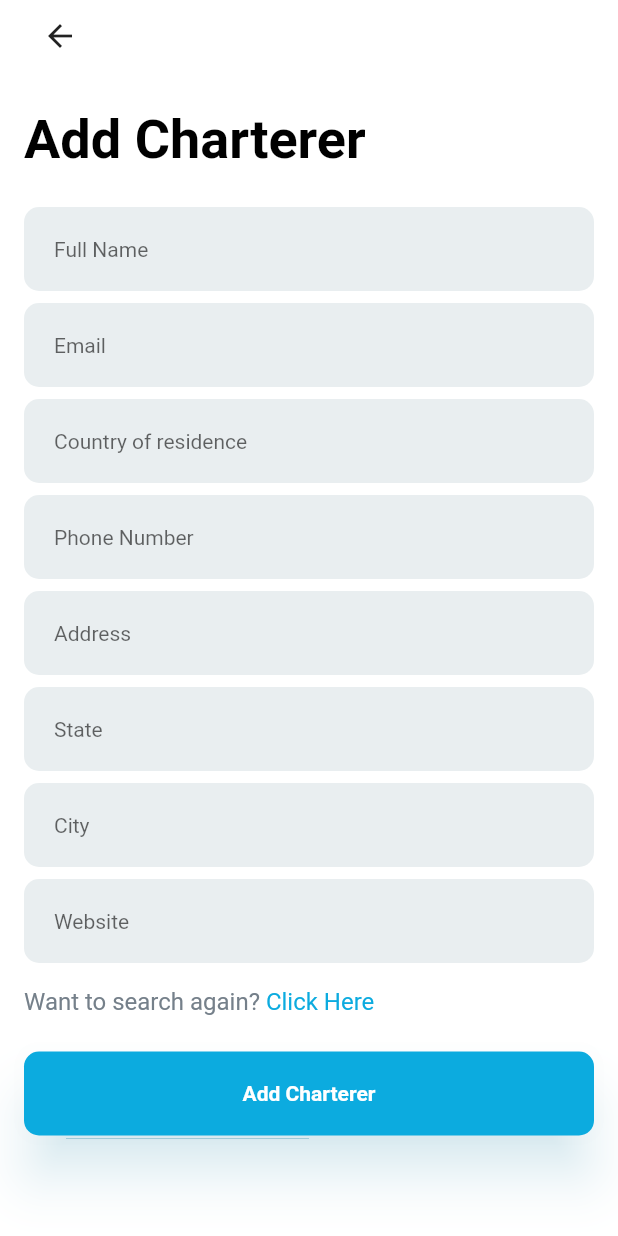
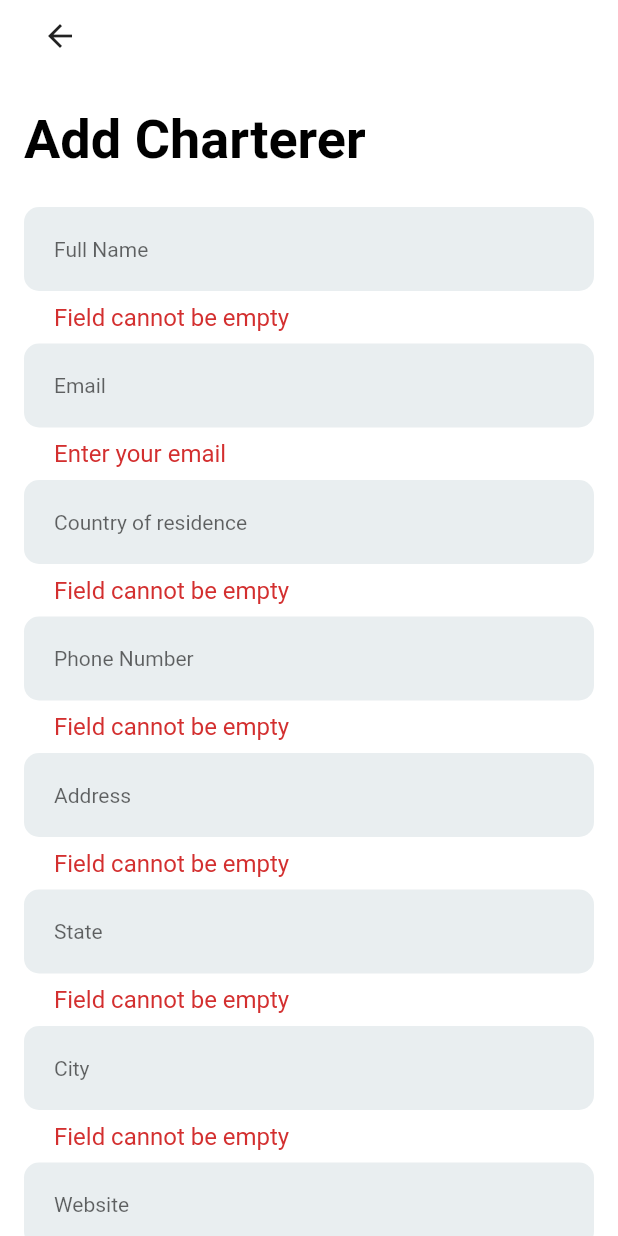
Before and after one commit to iamsahilsonawane/charterer_test_demo, a Flutter app: the AddChartererPage screen opened by its route, after a tap on "Add Charterer", on a phone screen of 412 x 824 dp. Run offline on Flutter 3.47's test engine with Material 2 defaults, Android fonts, the light colour scheme and no system bars; our stand-ins replace dio, equatable, flutter_bloc, get_it, shared_preferences; accounts and stored records are empty.

Commit message:
feat: add charterer

```diff
--- /dev/null
+++ b/lib/app_utils.dart
@@ -0,0 +1,95 @@
+import 'package:flutter/material.dart';
+
+class AppUtils {
+  static Future<void> getDatePicker(BuildContext context,
+      {required DateTime initialDate,
+      required Function(DateTime date) onDatePicked,
+      DateTime? firstDate}) async {
+    final DateTime? picked = await showDatePicker(
+        context: context,
+        initialDate: initialDate,
+        firstDate: firstDate ?? DateTime.now(),
+        lastDate: DateTime(2100));
+    if (picked != null && picked != initialDate) onDatePicked(picked);
+  }
+
+  static bool emailValidation(String value) {
+    final validEmail = RegExp(r"^[a-zA-Z0-9.]+@[a-zA-Z0-9]+\.[a-zA-Z]+");
+    return validEmail.hasMatch(value);
+  }
+
+  static String? fieldEmpty(String? value) {
+    if (value!.isNotEmpty) {
+      return null;
+    } else {
+      return "Field cannot be empty";
+    }
+  }
+
+  static bool numericValidation(String value) {
+    final validNum = RegExp(r"^[1-9]\d*(\.\d+)?$");
+    return validNum.hasMatch(value);
+  }
+
+  static String? emailValidate(String? value) {
+    if (value!.isNotEmpty) {
+      if (emailValidation(value.trim())) {
+        return null;
+      } else {
+        return "Invalid Email";
+      }
+    } else {
+      return "Enter your email";
+    }
+  }
+
+  static String? numberValidate(String? value) {
+    if (value!.isNotEmpty) {
+      if (numericValidation(value.trim())) {
+        return null;
+      } else {
+        return "Invalid Number";
+      }
+    } else {
+      return "Field cannot be empty";
+    }
+  }
+
+  static String? passwordValidate(String? value) {
+    if (value!.isNotEmpty) {
+      if (value.length < 6) {
+        return "Password must be at least 6 characters";
+      } else {
+        return null;
+      }
+    } else {
+      return "Enter your password";
+    }
+  }
+
+  static String? passwordValidateWithEquality(String? value, String? value2) {
+    if (value!.isNotEmpty) {
+      if (value.length < 6) {
+        return "Password must be at least 6 characters";
+      } else if (value != value2) {
+        return "Passwords do not match";
+      } else {
+        return null;
+      }
+    } else {
+      return "Enter your password";
+    }
+  }
+
+  static String? phoneValidate(String? value) {
+    if (value!.isNotEmpty) {
+      if (value.length < 10 || value.length > 10) {
+        return "Phone number must be 10 digits";
+      } else {
+        return null;
+      }
+    } else {
+      return "Field cannot be empty";
+    }
+  }
+}
--- a/lib/data/repositories/charterer_repository.dart
+++ b/lib/data/repositories/charterer_repository.dart
@@ -18,8 +18,10 @@ class HttpChartererRepository implements ChartererRepository {
       "https://asia-southeast1-marlo-bank-dev.cloudfunctions.net/api_dev/contracts/charterers";
 
   @override
-  Future<void> addCharterer() {
-    throw UnimplementedError();
+  Future<dynamic> addCharterer(dynamic data) async {
+    final Map<String, dynamic> response =
+        await httpSource.post(path, headers: authHeader, data: data);
+    return response;
   }
 
   @override
--- a/lib/domain/repositories/charterer_repository.dart
+++ b/lib/domain/repositories/charterer_repository.dart
@@ -4,5 +4,5 @@ abstract class ChartererRepository {
   Map<String, String> get authHeader;
 
   Future<List<String>> searchCharterers(String query);
-  Future<void> addCharterer();
+  Future<dynamic> addCharterer(dynamic data);
 }
--- a/lib/injection_container.dart
+++ b/lib/injection_container.dart
@@ -5,6 +5,7 @@ import 'package:charter_flutter/data/repositories/charterer_repository.dart';
 import 'package:charter_flutter/domain/repositories/auth_repository.dart';
 import 'package:charter_flutter/domain/repositories/charterer_repository.dart';
 import 'package:charter_flutter/presentation/bloc/auth/auth_cubit.dart';
+import 'package:charter_flutter/presentation/bloc/charterer/create/create_charterer_cubit.dart';
 import 'package:charter_flutter/presentation/bloc/charterer/search/search_cubit.dart';
 import 'package:charter_flutter/presentation/bloc/core/theme_bloc.dart';
 import 'package:get_it/get_it.dart';
@@ -15,7 +16,9 @@ Future<void> init() async {
   sl.registerFactory<ThemeBloc>(() => ThemeBloc());
   sl.registerFactory<AuthCubit>(() => AuthCubit(authRepository: sl.call()));
   sl.registerFactory<SearchCubit>(
-      () => SearchCubit(charatererRepository: sl.call()));
+      () => SearchCubit(chartererRepository: sl.call()));
+  sl.registerFactory<CreateChartererCubit>(
+      () => CreateChartererCubit(chartererRepository: sl.call()));
 
   sl.registerLazySingleton<HttpSource>(() => DioHttpService());
   sl.registerLazySingleton<AuthRepository>(() => HttpAuthRepository(sl.call()));
--- a/lib/main.dart
+++ b/lib/main.dart
@@ -1,4 +1,5 @@
 import 'package:charter_flutter/presentation/bloc/auth/auth_cubit.dart';
+import 'package:charter_flutter/presentation/bloc/charterer/create/create_charterer_cubit.dart';
 import 'package:charter_flutter/presentation/bloc/charterer/search/search_cubit.dart';
 import 'package:charter_flutter/presentation/bloc/core/theme_bloc.dart';
 import 'package:charter_flutter/presentation/bloc/core/theme_state.dart';
@@ -28,6 +29,7 @@ class MyApp extends StatelessWidget {
         BlocProvider(create: (_) => di.sl<ThemeBloc>()),
         BlocProvider(create: (_) => di.sl<AuthCubit>()),
         BlocProvider(create: (_) => di.sl<SearchCubit>()),
+        BlocProvider(create: (_) => di.sl<CreateChartererCubit>()),
       ],
       child: BlocBuilder<ThemeBloc, ThemeState>(
           builder: (BuildContext context, ThemeState themeState) {
--- /dev/null
+++ b/lib/presentation/bloc/charterer/create/create_charterer_cubit.dart
@@ -0,0 +1,30 @@
+import 'package:flutter/material.dart';
+import 'package:flutter_bloc/flutter_bloc.dart';
+
+import '../../../../data/exceptions/http_exception.dart';
+import '../../../../domain/repositories/charterer_repository.dart';
+import 'package:equatable/equatable.dart';
+
+part 'create_charterer_state.dart';
+
+class CreateChartererCubit extends Cubit<CreateChartererState> {
+  final ChartererRepository chartererRepository;
+
+  CreateChartererCubit({required this.chartererRepository})
+      : super(CreateChartererInitial());
+
+  Future<void> createCharterer(dynamic data) async {
+    try {
+      emit(CreateChartererLoading());
+      final resp = await chartererRepository.addCharterer(data);
+      debugPrint("createCharterer [CUBIT]: $resp");
+      emit(const CreateChartererSuccess());
+    } catch (e) {
+      if (e is HttpException) {
+        emit(CreateChartererError(e.message ?? "Something went wrong"));
+      } else {
+        emit(CreateChartererError(e.toString()));
+      }
+    }
+  }
+}
--- /dev/null
+++ b/lib/presentation/bloc/charterer/create/create_charterer_state.dart
@@ -0,0 +1,31 @@
+part of 'create_charterer_cubit.dart';
+
+// import 'package:equatable/equatable.dart';
+
+abstract class CreateChartererState extends Equatable {
+  const CreateChartererState();
+}
+
+class CreateChartererLoading extends CreateChartererState {
+  @override
+  List<Object> get props => [];
+}
+
+class CreateChartererInitial extends CreateChartererState {
+  @override
+  List<Object> get props => [];
+}
+
+class CreateChartererSuccess extends CreateChartererState {
+  const CreateChartererSuccess();
+  @override
+  List<Object> get props => [];
+}
+
+class CreateChartererError extends CreateChartererState {
+  final String error;
+
+  const CreateChartererError(this.error);
+  @override
+  List<Object> get props => [];
+}
--- a/lib/presentation/bloc/charterer/search/search_cubit.dart
+++ b/lib/presentation/bloc/charterer/search/search_cubit.dart
@@ -6,9 +6,9 @@ import 'package:equatable/equatable.dart';
 part 'search_state.dart';
 
 class SearchCubit extends Cubit<SearchState> {
-  final ChartererRepository charatererRepository;
+  final ChartererRepository chartererRepository;
 
-  SearchCubit({required this.charatererRepository}) : super(SearchInitial());
+  SearchCubit({required this.chartererRepository}) : super(SearchInitial());
 
   Future<void> search(String query) async {
     try {
@@ -18,7 +18,7 @@ class SearchCubit extends Cubit<SearchState> {
         return;
       }
       List<String> charaterers =
-          await charatererRepository.searchCharterers(query);
+          await chartererRepository.searchCharterers(query);
       emit(SearchData(results: charaterers));
     } catch (e) {
       if (e is HttpException) {
--- a/lib/presentation/core/widgets/app_text_field.dart
+++ b/lib/presentation/core/widgets/app_text_field.dart
@@ -6,7 +6,7 @@ class AppTextField extends StatelessWidget {
     this.suffixIcon,
     this.hintText,
     this.onChanged,
-    this.onSubmitted,
+    this.validator,
     this.isDensePadding = false,
     this.controller,
   }) : super(key: key);
@@ -14,17 +14,17 @@ class AppTextField extends StatelessWidget {
   final Widget? suffixIcon;
   final String? hintText;
   final void Function(String)? onChanged;
-  final void Function(String)? onSubmitted;
+  final String? Function(String?)? validator;
   final bool isDensePadding;
   final TextEditingController? controller;
 
   @override
   Widget build(BuildContext context) {
-    return TextField(
+    return TextFormField(
       style: const TextStyle(fontSize: 14, fontWeight: FontWeight.w400),
       controller: controller,
       onChanged: onChanged,
-      onSubmitted: onSubmitted,
+      validator: validator,
       decoration: InputDecoration(
         hintStyle: const TextStyle(fontSize: 14, fontWeight: FontWeight.w400),
         hintText: hintText,
--- a/lib/presentation/pages/charterer/add_charterer_page.dart
+++ b/lib/presentation/pages/charterer/add_charterer_page.dart
@@ -1,8 +1,11 @@
+import 'package:charter_flutter/app_utils.dart';
 import 'package:charter_flutter/presentation/core/ui_helpers.dart';
 import 'package:charter_flutter/presentation/core/widgets/app_text_field.dart';
 import 'package:charter_flutter/presentation/core/widgets/default_app_padding.dart';
 import 'package:flutter/material.dart';
+import 'package:flutter_bloc/flutter_bloc.dart';
 
+import '../../bloc/charterer/create/create_charterer_cubit.dart';
 import '../../core/colors.dart';
 
 class AddChartererPage extends StatefulWidget {
@@ -13,6 +16,8 @@ class AddChartererPage extends StatefulWidget {
 }
 
 class _AddChartererPageState extends State<AddChartererPage> {
+  final _formKey = GlobalKey<FormState>();
+
   final TextEditingController _nameController = TextEditingController();
   final TextEditingController _emailController = TextEditingController();
   final TextEditingController _phoneController = TextEditingController();
@@ -41,6 +46,21 @@ class _AddChartererPageState extends State<AddChartererPage> {
       body: SafeArea(
         child: SingleChildScrollView(
           child: DefaultAppPadding.onlyHorizontal(
+            child: BlocListener<CreateChartererCubit, CreateChartererState>(
+              listenWhen: (previous, current) =>
+                  current is CreateChartererError ||
+                  current is CreateChartererSuccess,
+              listener: (context, state) {
+                if (state is CreateChartererError) {
+                  showErrorSnackBar(context, state.error);
+                }
+                if (state is CreateChartererSuccess) {
+                  showSnackBar(context,
+                      message: "Charterer added successfully");
+                }
+              },
+              child: Form(
+                key: _formKey,
                 child: Column(
                   crossAxisAlignment: CrossAxisAlignment.stretch,
                   children: [
@@ -55,41 +75,49 @@ class _AddChartererPageState extends State<AddChartererPage> {
                     AppTextField(
                       hintText: "Full Name",
                       controller: _nameController,
+                      validator: AppUtils.fieldEmpty,
                     ),
                     verticalSpaceSmall,
                     AppTextField(
                       hintText: "Email",
                       controller: _emailController,
+                      validator: AppUtils.emailValidate,
                     ),
                     verticalSpaceSmall,
                     AppTextField(
                       hintText: "Country of residence",
                       controller: _countryController,
+                      validator: AppUtils.fieldEmpty,
                     ),
                     verticalSpaceSmall,
                     AppTextField(
                       hintText: "Phone Number",
                       controller: _phoneController,
+                      validator: AppUtils.phoneValidate,
                     ),
                     verticalSpaceSmall,
                     AppTextField(
                       hintText: "Address",
                       controller: _addressController,
+                      validator: AppUtils.fieldEmpty,
                     ),
                     verticalSpaceSmall,
                     AppTextField(
                       hintText: "State",
                       controller: _stateController,
+                      validator: AppUtils.fieldEmpty,
                     ),
                     verticalSpaceSmall,
                     AppTextField(
                       hintText: "City",
                       controller: _cityController,
+                      validator: AppUtils.fieldEmpty,
                     ),
                     verticalSpaceSmall,
                     AppTextField(
                       hintText: "Website",
                       controller: _websiteController,
+                      validator: AppUtils.fieldEmpty,
                     ),
                     verticalSpaceRegular,
                     Row(
@@ -114,11 +142,40 @@ class _AddChartererPageState extends State<AddChartererPage> {
                       ],
                     ),
                     verticalSpaceMedium,
-                ElevatedButton(
-                  onPressed: () {},
-                  child: const Text("Add Charterer"),
+                    BlocBuilder<CreateChartererCubit, CreateChartererState>(
+                        builder: (context, state) {
+                      return ElevatedButton(
+                        onPressed: state is! CreateChartererLoading
+                            ? () async {
+                                if (_formKey.currentState!.validate()) {
+                                  final data = {
+                                    "chartererDetails": {
+                                      "name": _nameController.text,
+                                      "email": _emailController.text,
+                                      "phoneNumber": _phoneController.text,
+                                      "country": _countryController.text,
+                                      "state": _stateController.text,
+                                      "city": _cityController.text,
+                                      "address1": _addressController.text,
+                                      "address2": "",
+                                      "website": _websiteController.text,
+                                      "contactPerson": "XYZ",
+                                    }
+                                  };
+                                  await context
+                                      .read<CreateChartererCubit>()
+                                      .createCharterer(data);
+                                }
+                              }
+                            : null,
+                        child: state is! CreateChartererLoading
+                            ? const Text("Add Charterer")
+                            : const Text("Creating..."),
+                      );
+                    }),
+                  ],
                 ),
-              ],
+              ),
             ),
           ),
         ),
```
Also changed, not shown: lib/data/data_sources/http/dio_http_source.dart (+7 -1 lines). Lines whose indentation alone changed are shown as unchanged.
